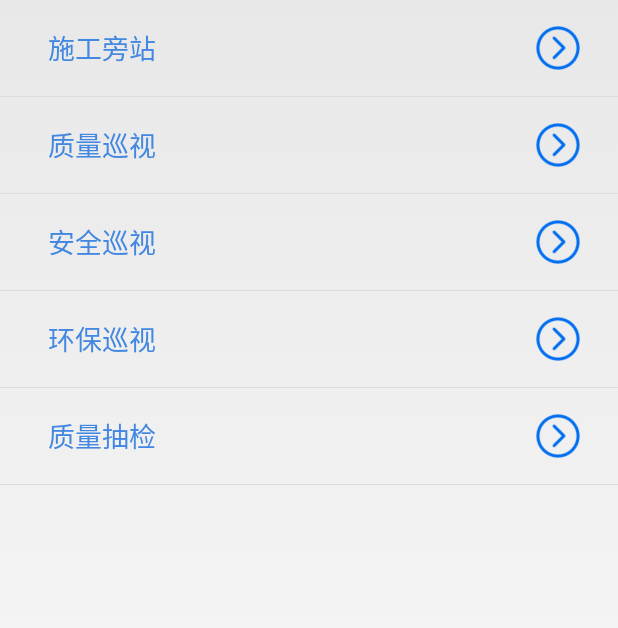
After one commit to jacoli/RoadSiteSupervision, an Android app: the fragment SitesFragment shown on its own in the app's theme, on a phone screen of 412 x 824 dp. The commit adds this screen. Shown: the top 628 px of the screen. Run offline under Robolectric (Android 15) with nearby library versions, the phone set to English and light mode, and no system bars.

Commit message:
main tab

```diff
--- a/app/build.gradle
+++ b/app/build.gradle
@@ -24,12 +24,14 @@ dependencies {
     androidTestCompile('com.android.support.test.espresso:espresso-core:2.2.2', {
         exclude group: 'com.android.support', module: 'support-annotations'
     })
-    testCompile 'junit:junit:4.12'
 
-    compile 'com.android.support:appcompat-v7:23.3.0'
+    compile 'com.android.support:appcompat-v7:25.1.1'
     compile 'com.squareup.okhttp3:okhttp:3.6.0'
     compile 'com.nostra13.universalimageloader:universal-image-loader:1.9.1'
     compile 'com.google.code.gson:gson:2.4'
     compile 'com.alibaba:fastjson:1.1.15'
     compile 'com.roughike:bottom-bar:2.1.1'
+    compile 'com.android.support:support-v4:25.1.1'
+    compile 'com.android.support:recyclerview-v7:25.1.1'
+    testCompile 'junit:junit:4.12'
 }
--- /dev/null
+++ b/app/src/main/java/com/jacoli/roadsitesupervision/SitesFragment.java
@@ -0,0 +1,89 @@
+package com.jacoli.roadsitesupervision;
+
+import android.content.Context;
+import android.content.Intent;
+import android.net.Uri;
+import android.os.Bundle;
+import android.app.Fragment;
+import android.view.LayoutInflater;
+import android.view.View;
+import android.view.ViewGroup;
+import android.widget.AdapterView;
+import android.widget.BaseAdapter;
+import android.widget.ListView;
+import android.widget.TextView;
+
+import com.jacoli.roadsitesupervision.views.MyToast;
+
+
+public class SitesFragment extends Fragment {
+    final String[] models = {"施工旁站", "质量巡视", "安全巡视", "环保巡视", "质量抽检"};
+
+    public SitesFragment() {
+        // Required empty public constructor
+    }
+
+    @Override
+    public View onCreateView(final LayoutInflater inflater, ViewGroup container,
+                             Bundle savedInstanceState) {
+        View selfView = getActivity().getLayoutInflater().inflate(R.layout.fragment_sites, container, false);
+        ListView listView = (ListView)selfView.findViewById(R.id.listView);
+
+        BaseAdapter baseAdapter = new BaseAdapter() {
+
+            @Override
+            public int getCount() {
+                return models.length;
+            }
+
+            @Override
+            public Object getItem(int position) {
+                return null;
+            }
+
+            @Override
+            public long getItemId(int position) {
+                return 0;
+            }
+
+            @Override
+            public View getView(int position, View convertView, ViewGroup parent) {
+                View v = getActivity().getLayoutInflater().inflate(R.layout.list_item_base_action_button, null);
+                TextView textView = (TextView)v.findViewById(R.id.textView);
+                textView.setText(models[position]);
+                return v;
+            }
+        };
+
+        listView.setAdapter(baseAdapter);
+        listView.setOnItemClickListener(new AdapterView.OnItemClickListener() {
+            @Override
+            public void onItemClick(AdapterView<?> parent, View view, int position, long id) {
+                //final String[] models = {"施工旁站", "质量巡视", "安全巡视", "环保巡视", "质量抽检"};
+
+                if (position == 0) {
+                    MyToast.showMessage(getActivity(), models[position]);
+                }
+                else if (position == 1) {
+                    MyToast.showMessage(getActivity(), models[position]);
+                }
+                else if (position == 2) {
+                    MyToast.showMessage(getActivity(), models[position]);
+                }
+                else if (position == 3) {
+                    MyToast.showMessage(getActivity(), models[position]);
+                }
+                else if (position == 4) {
+                    MyToast.showMessage(getActivity(), models[position]);
+                }
+                else {
+                    // invalid
+//                    Intent intent = new Intent(getActivity(), PlanListActivity.class);
+//                    startActivity(intent);
+                }
+            }
+        });
+
+        return selfView;
+    }
+}
--- a/app/src/main/res/layout/activity_main.xml
+++ b/app/src/main/res/layout/activity_main.xml
@@ -19,6 +19,7 @@
         android:id="@+id/contentContainer"
         android:layout_width="match_parent"
         android:layout_height="match_parent"
+        android:layout_below="@+id/title_bar"
         android:layout_above="@+id/bottomBar" />
 
     <com.roughike.bottombar.BottomBar
--- /dev/null
+++ b/app/src/main/res/layout/fragment_sites.xml
@@ -0,0 +1,11 @@
+<RelativeLayout xmlns:android="http://schemas.android.com/apk/res/android"
+    android:layout_width="match_parent"
+    android:layout_height="match_parent" >
+
+    <ListView
+        android:layout_width="match_parent"
+        android:layout_height="match_parent"
+        android:id="@+id/listView"
+        />
+
+</RelativeLayout>
--- /dev/null
+++ b/app/src/main/res/layout/list_item_base_action_button.xml
@@ -0,0 +1,27 @@
+<?xml version="1.0" encoding="utf-8"?>
+<RelativeLayout xmlns:android="http://schemas.android.com/apk/res/android"
+    android:layout_width="match_parent"
+    android:layout_height="match_parent"
+    android:minHeight="64dp">
+
+    <TextView
+        android:layout_width="wrap_content"
+        android:layout_height="wrap_content"
+        android:textAppearance="?android:attr/textAppearanceMedium"
+        android:textColor="@color/list_item_text_high"
+        android:text="actionName"
+        android:layout_centerVertical="true"
+        android:layout_marginStart="32dp"
+        android:id="@+id/textView"
+        />
+
+    <ImageView
+        android:layout_width="32dp"
+        android:layout_height="32dp"
+        android:layout_centerVertical="true"
+        android:layout_alignParentEnd="true"
+        android:layout_marginEnd="24dp"
+        android:src="@drawable/next_arrow"
+        android:scaleType="fitCenter"/>
+
+</RelativeLayout>
--- a/app/src/main/res/values/dimens.xml
+++ b/app/src/main/res/values/dimens.xml
@@ -2,4 +2,5 @@
     <!-- Default screen margins, per the Android Design guidelines. -->
     <dimen name="activity_horizontal_margin">16dp</dimen>
     <dimen name="activity_vertical_margin">16dp</dimen>
+    <dimen name="text_margin">16dp</dimen>
 </resources>
--- a/app/src/main/res/values/strings.xml
+++ b/app/src/main/res/values/strings.xml
@@ -2,4 +2,7 @@
     <string name="app_name">公路监理</string>
     <string name="app_title">公路工程监理现场作业系统</string>
     <string name="vendor_name">杭州公路工程监理有限公司</string>
+
+    <!-- TODO: Remove or change this placeholder text -->
+    <string name="hello_blank_fragment">Hello blank fragment</string>
 </resources>
```
Also changed, not shown: app/src/main/java/com/jacoli/roadsitesupervision/InformationsFragment.java (added, +29 -0 lines), app/src/main/java/com/jacoli/roadsitesupervision/MainActivity.java (+93 -4 lines), app/src/main/java/com/jacoli/roadsitesupervision/SettingsFragment.java (added, +29 -0 lines), app/src/main/java/com/jacoli/roadsitesupervision/TodoListFragment.java (added, +34 -0 lines), app/src/main/res/layout/fragment_informations.xml (added, +13 -0 lines), app/src/main/res/layout/fragment_settings.xml (added, +13 -0 lines), app/src/main/res/layout/fragment_todolist_list.xml (added, +12 -0 lines), app/src/main/res/drawable/next_arrow.png (added).
